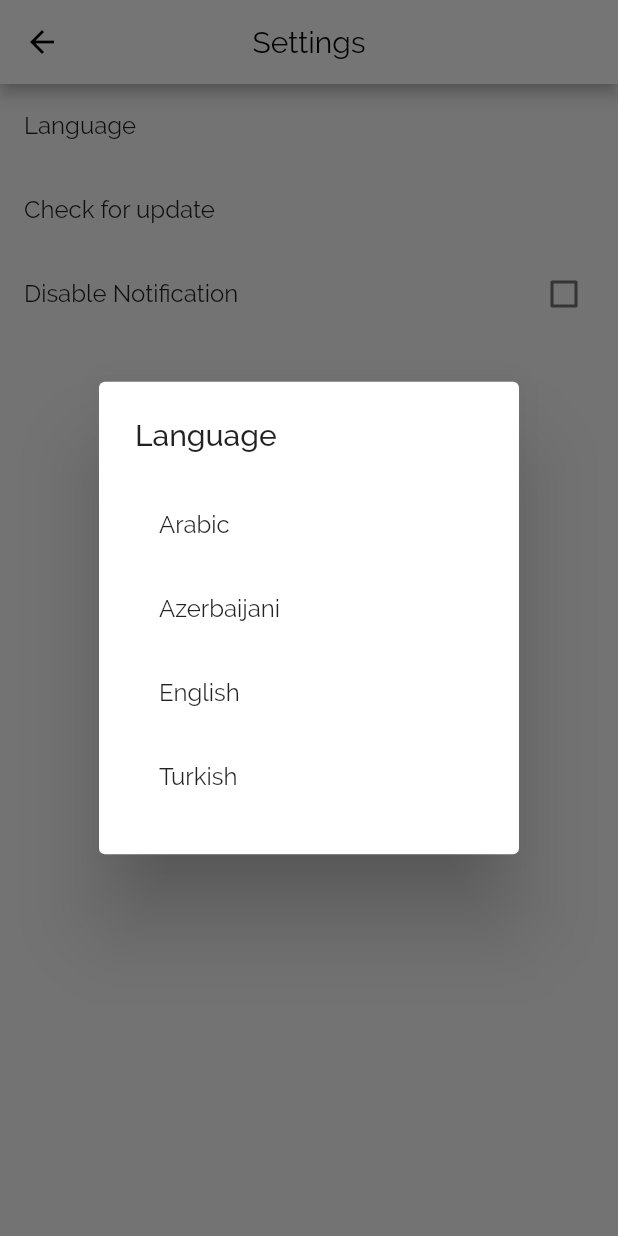
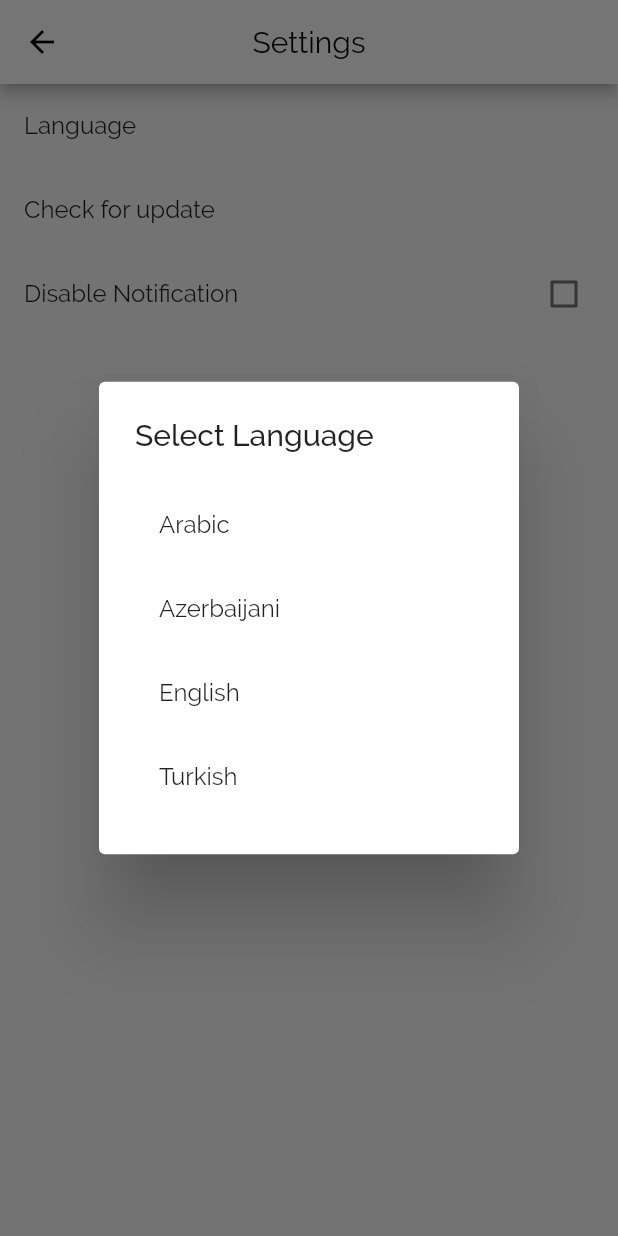
Before and after one commit to TwrpBuilder/twrpbuilder_flutter, a Flutter app: the SettingsPage screen opened directly, after a tap on "Language", on a phone screen of 412 x 824 dp. Run offline on Flutter 3.47's test engine with Material 2 defaults, Android fonts, the phone set to English and light mode, and no system bars; our stand-ins replace firebase_auth, firebase_database, firebase_messaging, google_sign_in, shared_preferences; missing offline and left inert: twrpbuilder_plugin; accounts and stored records are empty; network calls fail.

Commit message:
Localizations fixed

```diff
--- a/lib/application.dart
+++ b/lib/application.dart
@@ -1,4 +1,4 @@
-import 'package:flutter/material.dart';
+import 'dart:ui';
 
 typedef void LocaleChangeCallback(Locale locale);
 
--- a/lib/json_translations.dart
+++ b/lib/json_translations.dart
@@ -22,7 +22,7 @@ class Translations {
   static Future<Translations> load(Locale locale) async {
     Translations translations = new Translations(locale);
     String jsonContent =
-        await rootBundle.loadString("locale/i18n_${locale.languageCode}.json");
+    await rootBundle.loadString("locale/i18n_${locale.languageCode}.json");
     _localizedValues = json.decode(jsonContent);
     return translations;
   }
--- a/lib/main.dart
+++ b/lib/main.dart
@@ -57,7 +57,7 @@ class _MyAppState extends State<MyApp> {
         GlobalWidgetsLocalizations.delegate,
       ],
       supportedLocales: applic.supportedLocales(),
-      home: new LoginPage(),
+      home: new GoogleLoginPage(),
     );
   }
 }
--- a/lib/pages/login_page.dart
+++ b/lib/pages/login_page.dart
@@ -5,23 +5,13 @@ import 'package:flutter/material.dart';
 import 'package:google_sign_in/google_sign_in.dart';
 
 import 'home_page.dart';
+import '../json_translations.dart';
 
 final FirebaseAuth _auth = FirebaseAuth.instance;
 final GoogleSignIn _googleSignIn = new GoogleSignIn();
 String name = "";
 String email = "";
 String userProfile = "";
-
-class LoginPage extends StatelessWidget {
-  @override
-  Widget build(BuildContext context) {
-    return new MaterialApp(
-      title: 'Login',
-      theme: ThemeData(fontFamily: 'Raleway'),
-      home: new GoogleLoginPage(),
-    );
-  }
-}
 
 class GoogleLoginPage extends StatefulWidget {
   @override
--- a/lib/pages/settings_page.dart
+++ b/lib/pages/settings_page.dart
@@ -6,6 +6,7 @@ import 'package:flutter/material.dart';
 import 'package:shared_preferences/shared_preferences.dart';
 
 import '../application.dart';
+import '../json_translations.dart';
 
 final FirebaseAuth _auth = FirebaseAuth.instance;
 
@@ -48,7 +49,7 @@ class _SettingsPageState extends State<SettingsPage> {
         barrierDismissible: false,
         builder: (BuildContext context) {
           return AlertDialog(
-            title: new Text('Language'),
+            title: new Text(Translations.of(context).text('select_lang')),
             content: SingleChildScrollView(
               child: ListBody(
                 children: <Widget>[
@@ -118,7 +119,7 @@ class _SettingsPageState extends State<SettingsPage> {
       appBar: new AppBar(
         // here we display the title corresponding to the fragment
         // you can instead choose to have a static title
-        title: new Text('Settings'),
+        title: new Text(Translations.of(context).text('settings')),
         iconTheme: IconThemeData(color: Colors.black),
         textTheme: TextTheme(
             title: TextStyle(
@@ -129,13 +130,13 @@ class _SettingsPageState extends State<SettingsPage> {
       body: ListView(
         children: <Widget>[
           ListTile(
-            title: Text('Language'),
+            title: Text(Translations.of(context).text('language')),
             onTap: () {
               showLanguageDialog();
             },
           ),
           ListTile(
-            title: Text("Check for update"),
+            title: Text(Translations.of(context).text('check_for_update')),
             onTap: () {},
           ),
           CheckboxListTile(
@@ -152,7 +153,7 @@ class _SettingsPageState extends State<SettingsPage> {
                 }
               });
             },
-            title: Text("Disable Notification"),
+            title: Text(Translations.of(context).text('disable_notification')),
           )
         ],
       ),
```
Also changed, not shown: lib/pages/home_page.dart (+17 -14 lines).
